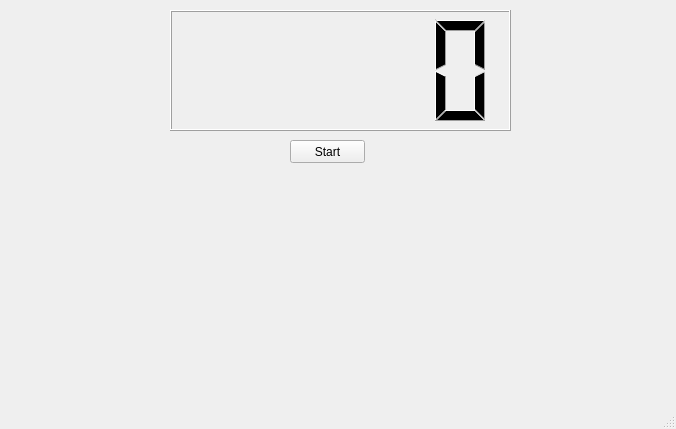
The window that mainwindow.ui (DocDilbert/flow_time) describes before a commit, drawn with Qt 5.
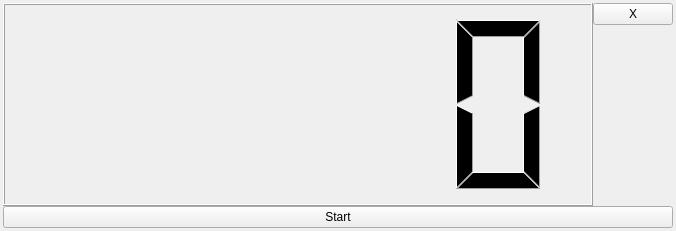
The same window after the commit. Custom widgets are drawn as their Qt base class.

```diff
--- a/mainwindow.ui
+++ b/mainwindow.ui
@@ -7,48 +7,83 @@
     <x>0</x>
     <y>0</y>
     <width>676</width>
-    <height>429</height>
+    <height>231</height>
    </rect>
   </property>
   <property name="windowTitle">
-   <string>MainWindow</string>
+   <string>FlowTimer</string>
+  </property>
+  <property name="tabShape">
+   <enum>QTabWidget::Rounded</enum>
   </property>
   <widget class="QWidget" name="centralwidget">
-   <widget class="FlowClock" name="flow_clock_">
-    <property name="geometry">
-     <rect>
-      <x>170</x>
-      <y>10</y>
-      <width>341</width>
-      <height>121</height>
-     </rect>
+   <layout class="QVBoxLayout" name="verticalLayout">
+    <property name="spacing">
+     <number>0</number>
     </property>
-   </widget>
-   <widget class="QPushButton" name="start_button_">
-    <property name="geometry">
-     <rect>
-      <x>290</x>
-      <y>140</y>
-      <width>75</width>
-      <height>23</height>
-     </rect>
+    <property name="leftMargin">
+     <number>3</number>
     </property>
-    <property name="text">
-     <string>Start</string>
+    <property name="topMargin">
+     <number>3</number>
     </property>
-   </widget>
+    <property name="rightMargin">
+     <number>3</number>
+    </property>
+    <property name="bottomMargin">
+     <number>3</number>
+    </property>
+    <item>
+     <layout class="QHBoxLayout" name="horizontalLayout" stretch="3,0">
+      <item>
+       <widget class="FlowClock" name="flow_clock_">
+        <property name="smallDecimalPoint">
+         <bool>false</bool>
+        </property>
+        <property name="intValue" stdset="0">
+         <number>100000</number>
+        </property>
+       </widget>
+      </item>
+      <item>
+       <layout class="QHBoxLayout" name="horizontalLayout_3">
+        <item>
+         <layout class="QVBoxLayout" name="verticalLayout_2">
+          <item>
+           <widget class="QPushButton" name="quit_button_">
+            <property name="text">
+             <string>X</string>
+            </property>
+           </widget>
+          </item>
+          <item>
+           <spacer name="verticalSpacer">
+            <property name="orientation">
+             <enum>Qt::Vertical</enum>
+            </property>
+            <property name="sizeHint" stdset="0">
+             <size>
+              <width>20</width>
+              <height>40</height>
+             </size>
+            </property>
+           </spacer>
+          </item>
+         </layout>
+        </item>
+       </layout>
+      </item>
+     </layout>
+    </item>
+    <item>
+     <widget class="QPushButton" name="start_button_">
+      <property name="text">
+       <string>Start</string>
+      </property>
+     </widget>
+    </item>
+   </layout>
   </widget>
-  <widget class="QMenuBar" name="menubar">
-   <property name="geometry">
-    <rect>
-     <x>0</x>
-     <y>0</y>
-     <width>676</width>
-     <height>21</height>
-    </rect>
-   </property>
-  </widget>
-  <widget class="QStatusBar" name="statusbar"/>
  </widget>
  <customwidgets>
   <customwidget>
```
Left out of the diff: 3 changed lines with no effect on the pictures.
